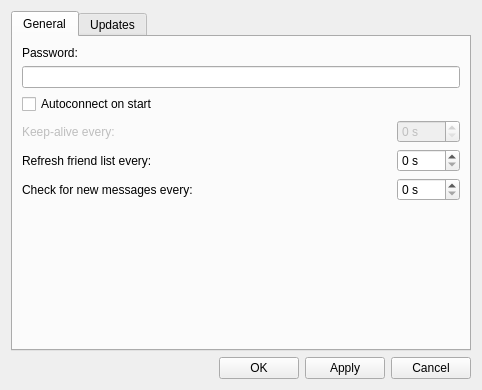
Before: the Qt Designer form core/edditaccount.ui in euroelessar/qutim, drawn with Qt 5.
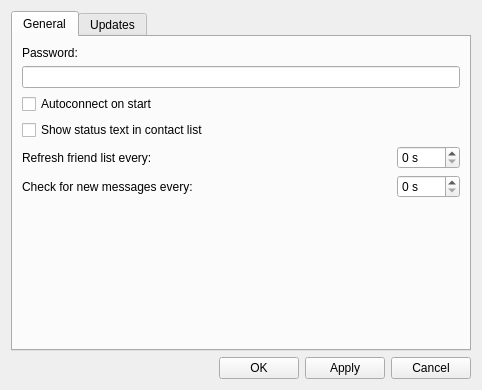
After: the same form once the commit is applied.

Commit message: added option for showing/hiding status text in CL

```diff
--- a/core/edditaccount.ui
+++ b/core/edditaccount.ui
@@ -46,44 +46,11 @@
         </widget>
        </item>
        <item>
-        <layout class="QHBoxLayout" name="horizontalLayout_2">
-         <item>
-          <widget class="QLabel" name="label_2">
-           <property name="enabled">
-            <bool>false</bool>
-           </property>
-           <property name="text">
-            <string>Keep-alive every:</string>
-           </property>
-          </widget>
-         </item>
-         <item>
-          <spacer name="horizontalSpacer_2">
-           <property name="orientation">
-            <enum>Qt::Horizontal</enum>
-           </property>
-           <property name="sizeHint" stdset="0">
-            <size>
-             <width>40</width>
-             <height>20</height>
-            </size>
-           </property>
-          </spacer>
-         </item>
-         <item>
-          <widget class="QSpinBox" name="keepBox">
-           <property name="enabled">
-            <bool>false</bool>
-           </property>
-           <property name="suffix">
-            <string> s</string>
-           </property>
-           <property name="maximum">
-            <number>3600</number>
-           </property>
-          </widget>
-         </item>
-        </layout>
+        <widget class="QCheckBox" name="statusesBox">
+         <property name="text">
+          <string>Show status text in contact list</string>
+         </property>
+        </widget>
        </item>
        <item>
         <layout class="QHBoxLayout" name="horizontalLayout_3">
```
Left out of the diff: 3 changed lines with no effect on the pictures. The commit also changes 5 other files.
